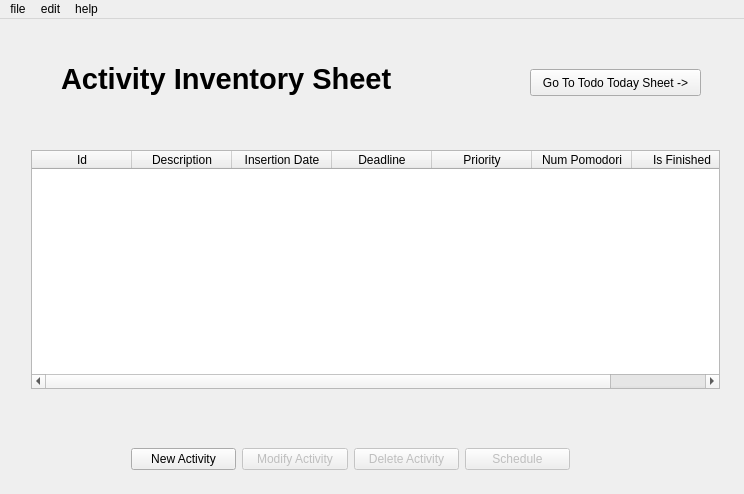
dgraziotin/Pomotux, file src/qt/gui_activityinventorysheet.ui: the form before one commit.
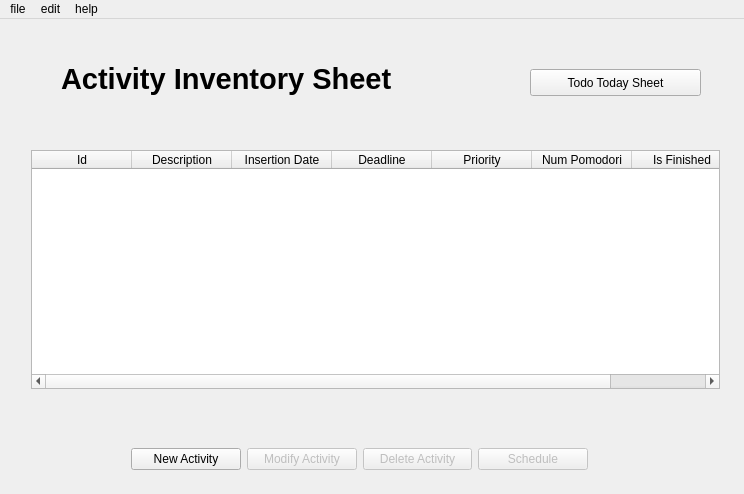
The form after the commit.

Commit message: Added dependency for sound support Updated backlog minor changes in TTS GUi

```diff
--- a/src/qt/gui_activityinventorysheet.ui
+++ b/src/qt/gui_activityinventorysheet.ui
@@ -93,7 +93,7 @@
      <rect>
       <x>120</x>
       <y>400</y>
-      <width>461</width>
+      <width>479</width>
       <height>80</height>
      </rect>
     </property>
@@ -147,7 +147,7 @@
      </rect>
     </property>
     <property name="text">
-     <string>Go To Todo Today Sheet -&gt;</string>
+     <string>Todo Today Sheet</string>
     </property>
    </widget>
   </widget>
```
Left out of the diff: 2 changed lines with no effect on the pictures. The commit also changes 4 other files.
